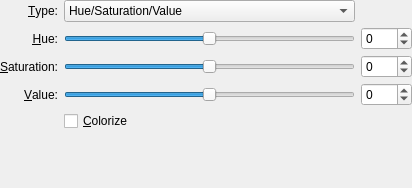
The window that plugins/filters/colorsfilters/wdg_hsv_adjustment.ui (KDE/krita) describes before a commit, drawn with Qt 5.
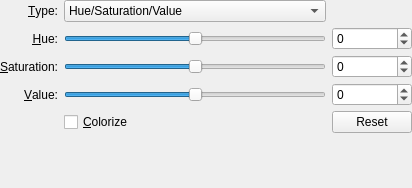
The same window after the commit. Custom widgets are drawn as their Qt base class.

Commit message: added reset button to hsv adjustment curves

What changed in the file:
```diff
--- a/plugins/filters/colorsfilters/wdg_hsv_adjustment.ui
+++ b/plugins/filters/colorsfilters/wdg_hsv_adjustment.ui
@@ -229,6 +229,13 @@
      </property>
     </widget>
    </item>
+   <item row="9" column="2">
+    <widget class="QPushButton" name="reset">
+     <property name="text">
+      <string>Reset</string>
+     </property>
+    </widget>
+   </item>
   </layout>
  </widget>
  <customwidgets>
```
The commit also changes 2 other files.
